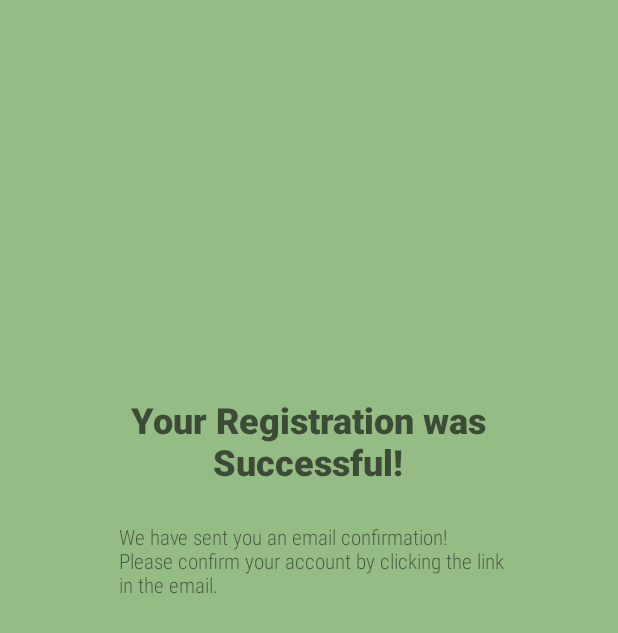
After one commit to WillSmithTE/DBSystem, an Android app: the RegistrationResultActivity screen opened directly, with no data from a screen before it, on a phone screen of 412 x 824 dp. The commit adds this screen. Shown: the top 633 px of the screen. Run offline under Robolectric (Android 15) with nearby library versions, the phone set to English and light mode, and no system bars.

Commit message:
minor cleanups, created registrationResult and turned loginChoice into an enum.

```diff
--- a/DBAndroid/app/src/main/AndroidManifest.xml
+++ b/DBAndroid/app/src/main/AndroidManifest.xml
@@ -12,7 +12,8 @@
         android:supportsRtl="true"
         android:theme="@style/AppTheme"
         android:usesCleartextTraffic="true">
-        <activity android:name=".donor.ProfileActivity"></activity>
+        <activity android:name=".RegistrationResultActivity"></activity>
+        <activity android:name=".donor.ProfileActivity" />
         <activity android:name=".LoginChoiceActivity" />
         <activity android:name=".DashboardActivity" />
         <activity android:name=".RegistrationActivity" />
--- a/DBAndroid/app/src/main/java/ses1grp6/dbsystemandroid/DashboardActivity.java
+++ b/DBAndroid/app/src/main/java/ses1grp6/dbsystemandroid/DashboardActivity.java
@@ -57,8 +57,8 @@ public class DashboardActivity extends AppCompatActivity {
         navView.setNavigationItemSelectedListener(new DonorNavigationMenu());
         // TODO end of test code
 
-        Intent intent = getIntent();
-        String loginChoice = intent.getStringExtra(DBSystemUtil.LOGIN_CHOICE);
+        //Intent intent = getIntent();
+        //LoginChoice loginChoice = LoginChoice.getFromIntent(intent);
 
         // TODO get request to find account type
 //        if (loginChoice.equals(DBSystemUtil.LOGIN_CHARITY_CHOICE)) {
--- a/DBAndroid/app/src/main/java/ses1grp6/dbsystemandroid/LauncherActivity.java
+++ b/DBAndroid/app/src/main/java/ses1grp6/dbsystemandroid/LauncherActivity.java
@@ -20,8 +20,5 @@ public class LauncherActivity extends AppCompatActivity {
 
         Intent intent = new Intent(this, LoginActivity.class);
         startActivity(intent);
-
-//        Intent loginIntent = new Intent(this, LoginChoiceActivity.class);
-//        startActivity(loginIntent);
     }
 }
--- a/DBAndroid/app/src/main/java/ses1grp6/dbsystemandroid/LoginActivity.java
+++ b/DBAndroid/app/src/main/java/ses1grp6/dbsystemandroid/LoginActivity.java
@@ -22,10 +22,6 @@ public class LoginActivity extends AppCompatActivity {
     protected void onCreate(Bundle savedInstanceState) {
         super.onCreate(savedInstanceState);
         setContentView(R.layout.activity_login);
-
-        // Gets the data from the intent that launches this activity.
-        Intent intent = getIntent();
-        loginChoice = intent.getStringExtra(DBSystemUtil.LOGIN_CHOICE);
     }
 
     /**
@@ -74,13 +70,11 @@ public class LoginActivity extends AppCompatActivity {
      */
     public void onSignUp(View view) {
         Intent signUpIntent = new Intent(this, RegistrationActivity.class);
-        signUpIntent.putExtra(DBSystemUtil.LOGIN_CHOICE, loginChoice);
         startActivity(signUpIntent);
     }
 
     private void proceedLogin() {
         Intent intent = new Intent(this, DashboardActivity.class);
-        intent.putExtra(DBSystemUtil.LOGIN_CHOICE, loginChoice);
         startActivity(intent);
     }
 
--- a/DBAndroid/app/src/main/java/ses1grp6/dbsystemandroid/LoginChoiceActivity.java
+++ b/DBAndroid/app/src/main/java/ses1grp6/dbsystemandroid/LoginChoiceActivity.java
@@ -15,13 +15,13 @@ public class LoginChoiceActivity extends AppCompatActivity {
 
     public void onDonorLoginClicked(View view) {
         Intent intent = new Intent(this, LoginActivity.class);
-        intent.putExtra(DBSystemUtil.LOGIN_CHOICE, DBSystemUtil.LOGIN_DONOR_CHOICE);
+        //intent.putExtra(DBSystemUtil.LOGIN_CHOICE, DBSystemUtil.LOGIN_DONOR_CHOICE);
         startActivity(intent);
     }
 
     public void onCharityLoginClicked(View view) {
         Intent intent = new Intent(this, LoginActivity.class);
-        intent.putExtra(DBSystemUtil.LOGIN_CHOICE, DBSystemUtil.LOGIN_CHARITY_CHOICE);
+        //intent.putExtra(DBSystemUtil.LOGIN_CHOICE, DBSystemUtil.LOGIN_CHARITY_CHOICE);
         startActivity(intent);
     }
 }
--- /dev/null
+++ b/DBAndroid/app/src/main/java/ses1grp6/dbsystemandroid/RegistrationResultActivity.java
@@ -0,0 +1,13 @@
+package ses1grp6.dbsystemandroid;
+
+import android.support.v7.app.AppCompatActivity;
+import android.os.Bundle;
+
+public class RegistrationResultActivity extends AppCompatActivity {
+
+    @Override
+    protected void onCreate(Bundle savedInstanceState) {
+        super.onCreate(savedInstanceState);
+        setContentView(R.layout.activity_registration_result);
+    }
+}
--- a/DBAndroid/app/src/main/res/layout/activity_registration.xml
+++ b/DBAndroid/app/src/main/res/layout/activity_registration.xml
@@ -44,7 +44,7 @@
         app:layout_constraintHorizontal_bias="0.201"
         app:layout_constraintStart_toStartOf="parent"
         app:layout_constraintTop_toTopOf="parent"
-        app:layout_constraintVertical_bias="0.0" />
+        app:layout_constraintVertical_bias="0.03" />
 
     <TextView
         android:id="@+id/usernameText"
@@ -158,8 +158,8 @@
         android:layout_width="212dp"
         android:layout_height="86dp"
         android:layout_marginTop="8dp"
-        app:layout_constraintTop_toBottomOf="@+id/confirmPasswordInput"
-        tools:layout_editor_absoluteX="62dp">
+        app:layout_constraintStart_toStartOf="@+id/confirmPasswordInput"
+        app:layout_constraintTop_toBottomOf="@+id/confirmPasswordInput">
 
         <TextView
             android:id="@+id/textView"
--- /dev/null
+++ b/DBAndroid/app/src/main/res/layout/activity_registration_result.xml
@@ -0,0 +1,46 @@
+<?xml version="1.0" encoding="utf-8"?>
+<android.support.constraint.ConstraintLayout xmlns:android="http://schemas.android.com/apk/res/android"
+    xmlns:app="http://schemas.android.com/apk/res-auto"
+    xmlns:tools="http://schemas.android.com/tools"
+    android:layout_width="match_parent"
+    android:layout_height="match_parent"
+    android:background="@color/colorSimpleGreen"
+    tools:context=".RegistrationResultActivity">
+
+    <TextView
+        android:id="@+id/registrationResultTitle"
+        android:layout_width="348dp"
+        android:layout_height="wrap_content"
+        android:layout_marginStart="8dp"
+        android:layout_marginTop="252dp"
+        android:layout_marginEnd="8dp"
+        android:layout_marginBottom="8dp"
+        android:fontFamily="sans-serif-black"
+        android:text="@string/registration_success_title"
+        android:textAlignment="center"
+        android:textAppearance="@style/TextAppearance.AppCompat.Display1"
+        android:textSize="24sp"
+        android:textStyle="bold"
+        app:layout_constraintBottom_toBottomOf="parent"
+        app:layout_constraintEnd_toEndOf="parent"
+        app:layout_constraintHorizontal_bias="0.489"
+        app:layout_constraintStart_toStartOf="parent"
+        app:layout_constraintTop_toTopOf="parent"
+        app:layout_constraintVertical_bias="0.022" />
+
+    <TextView
+        android:id="@+id/registrationResultSubtext"
+        android:layout_width="257dp"
+        android:layout_height="84dp"
+        android:layout_marginTop="24dp"
+        android:layout_marginBottom="8dp"
+        android:fontFamily="sans-serif-condensed-light"
+        android:text="@string/registration_success_subtext"
+        android:textAlignment="textStart"
+        app:layout_constraintBottom_toBottomOf="parent"
+        app:layout_constraintEnd_toEndOf="@+id/registrationResultTitle"
+        app:layout_constraintHorizontal_bias="0.527"
+        app:layout_constraintStart_toStartOf="@+id/registrationResultTitle"
+        app:layout_constraintTop_toBottomOf="@+id/registrationResultTitle"
+        app:layout_constraintVertical_bias="0.0" />
+</android.support.constraint.ConstraintLayout>
--- a/DBAndroid/app/src/main/res/values/strings.xml
+++ b/DBAndroid/app/src/main/res/values/strings.xml
@@ -17,4 +17,6 @@
     <string name="hello_blank_fragment">Hello blank fragment</string>
     <string name="login_as_donor">I am a Donor</string>
     <string name="login_as_charity">I am a Charity</string>
+    <string name="registration_success_title">Your Registration was Successful!</string>
+    <string name="registration_success_subtext">We have sent you an email confirmation! Please confirm your account by clicking the link in the email.</string>
 </resources>
```
Also changed, not shown: DBAndroid/app/src/main/java/ses1grp6/dbsystemandroid/DBSystemUtil.java (deleted, +0 -9 lines), DBAndroid/app/src/main/java/ses1grp6/dbsystemandroid/LoginChoice.java (added, +32 -0 lines), DBAndroid/app/src/main/java/ses1grp6/dbsystemandroid/RegistrationActivity.java (+8 -8 lines), DBAndroid/app/src/main/res/values/styles.xml (+9 -0 lines), DBAndroid/app/gradle/wrapper/gradle-wrapper.properties (added), 4 other files.
